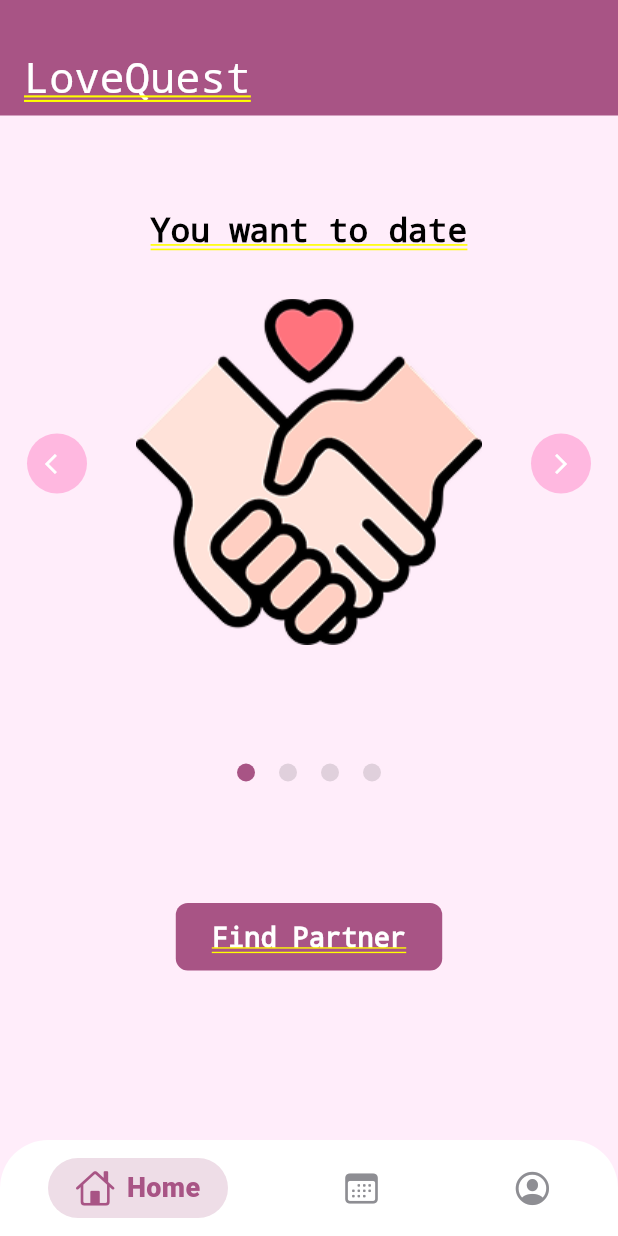
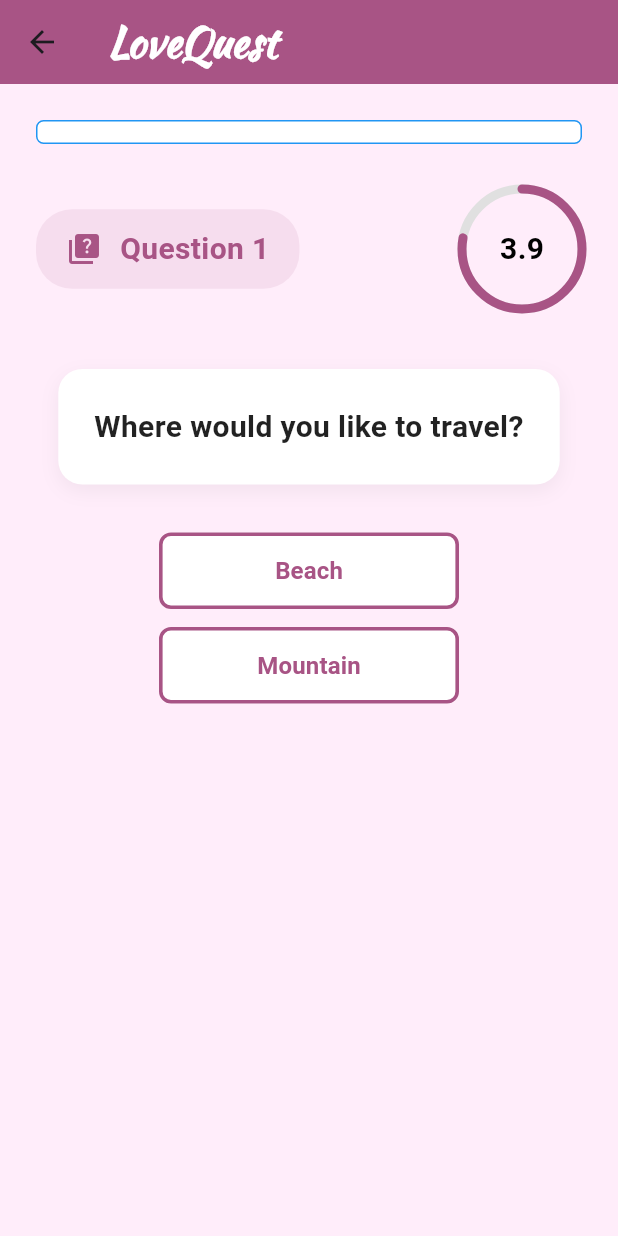
Before and after one commit to hungdungn47/LoveQuest, a Flutter app: the screen it shows after launch, after a tap on "Find Partner", on a phone screen of 412 x 824 dp. Run offline on Flutter 3.47's test engine with Material 3 defaults, Android fonts, the phone set to English and light mode, and no system bars; drawn by our look-alikes of persistent_bottom_nav_bar; our stand-ins replace circular_countdown_timer, dio, get, get_storage, logger, socket_io_client.

Commit message:
Lightning quiz game UI

```diff
--- a/lib/core/config/routes.dart
+++ b/lib/core/config/routes.dart
@@ -9,6 +9,8 @@ import 'package:love_quest/features/home/presentation/home.binding.dart';
 import 'package:love_quest/features/home/presentation/home.page.dart';
 import 'package:love_quest/features/profile/presentations/profile.binding.dart';
 import 'package:love_quest/features/profile/presentations/profile.page.dart';
+import 'package:love_quest/features/quiz_game/presentation/lightning_quiz.binding.dart';
+import 'package:love_quest/features/quiz_game/presentation/lightning_quiz.screen.dart';
 
 class AppRoutes {
   static const String signup = '/signup';
@@ -19,6 +21,7 @@ class AppRoutes {
   static const String interests = '/interests';
   static const String home = '/home';
   static const String profile = '/profile';
+  static const String quiz_game = '/quiz-game';
 
   static final routes = [
     GetPage(name: signup, page: () => SignupScreen()),
@@ -28,14 +31,18 @@ class AppRoutes {
     GetPage(name: gender, page: () => GenderScreen()),
     GetPage(name: interests, page: () => InterestsScreen()),
     GetPage(
-        name: home,
-        page: () => HomePage(),
-        binding: HomeBinding(),
+      name: home,
+      page: () => HomePage(),
+      binding: HomeBinding(),
     ),
     GetPage(
       name: profile,
       page: () => ProfilePage(),
       binding: ProfileBinding(),
     ),
+    GetPage(
+        name: quiz_game,
+        page: () => LightningQuizScreen(),
+        binding: LightningQuizBinding())
   ];
 }
--- a/lib/features/home/widgets/HomePage.dart
+++ b/lib/features/home/widgets/HomePage.dart
@@ -1,5 +1,6 @@
 import 'package:flutter/material.dart';
 import 'package:get/get.dart';
+import 'package:love_quest/core/config/routes.dart';
 import 'package:love_quest/features/home/presentation/home.controller.dart';
 import 'package:love_quest/features/home/widgets/PageViewItem.dart';
 
@@ -34,10 +35,20 @@ class HomePageView extends StatelessWidget {
                             controller.updateCurrentIndex(index);
                           },
                           children: [
-                            PageViewItem(title: "You want to date", imageUrl: "assets/images/date.png"),
-                            PageViewItem(title: "But you’re always awkward in conversations?", imageUrl: "assets/images/gotcha.png"),
-                            PageViewItem(title: "That's why we're here for you", imageUrl: "assets/images/user.png"),
-                            PageViewItem(title: "Let’s play games to find your soulmate!", imageUrl: "assets/images/game.png"),
+                            PageViewItem(
+                                title: "You want to date",
+                                imageUrl: "assets/images/date.png"),
+                            PageViewItem(
+                                title:
+                                    "But you’re always awkward in conversations?",
+                                imageUrl: "assets/images/gotcha.png"),
+                            PageViewItem(
+                                title: "That's why we're here for you",
+                                imageUrl: "assets/images/user.png"),
+                            PageViewItem(
+                                title:
+                                    "Let’s play games to find your soulmate!",
+                                imageUrl: "assets/images/game.png"),
                           ],
                         ),
                       ),
@@ -52,8 +63,7 @@ class HomePageView extends StatelessWidget {
                             alignment: Alignment.center,
                             decoration: BoxDecoration(
                                 color: AppColors.btnBg,
-                                borderRadius: BorderRadius.circular(24)
-                            ),
+                                borderRadius: BorderRadius.circular(24)),
                             child: FittedBox(
                               child: Icon(
                                 Icons.arrow_back_ios,
@@ -75,8 +85,7 @@ class HomePageView extends StatelessWidget {
                             alignment: Alignment.center,
                             decoration: BoxDecoration(
                                 color: AppColors.btnBg,
-                                borderRadius: BorderRadius.circular(24)
-                            ),
+                                borderRadius: BorderRadius.circular(24)),
                             child: FittedBox(
                               child: Icon(
                                 Icons.arrow_forward_ios,
@@ -93,7 +102,7 @@ class HomePageView extends StatelessWidget {
                     return Row(
                       mainAxisAlignment: MainAxisAlignment.center,
                       children: [
-                        for(int i = 0; i < 4; i++)
+                        for (int i = 0; i < 4; i++)
                           GestureDetector(
                             onTap: () {
                               controller.goToPageSmooth(i);
@@ -101,11 +110,12 @@ class HomePageView extends StatelessWidget {
                             child: Container(
                               height: 12,
                               width: 12,
-                              margin: EdgeInsets.only(right:8 , left: 8),
+                              margin: EdgeInsets.only(right: 8, left: 8),
                               decoration: BoxDecoration(
-                                  color: controller.currentIndex.value == i ? AppColors.primary : Colors.black12,
-                                  borderRadius: BorderRadius.circular(16)
-                              ),
+                                  color: controller.currentIndex.value == i
+                                      ? AppColors.primary
+                                      : Colors.black12,
+                                  borderRadius: BorderRadius.circular(16)),
                             ),
                           ),
                       ],
@@ -114,22 +124,23 @@ class HomePageView extends StatelessWidget {
                 ],
               ),
               GestureDetector(
-                onTap: () {},
+                onTap: () {
+                  Get.toNamed(AppRoutes.quiz_game);
+                },
                 child: Container(
                   padding: EdgeInsets.symmetric(vertical: 12, horizontal: 24),
                   decoration: BoxDecoration(
                       color: AppColors.primary,
-                      borderRadius: BorderRadius.circular(8)
-                  ),
+                      borderRadius: BorderRadius.circular(8)),
                   child: Text(
                     "Find Partner",
-                    style: Styles.mediumTextW800.copyWith(
-                        color: Colors.white
-                    ),
+                    style: Styles.mediumTextW800.copyWith(color: Colors.white),
                   ),
                 ),
               ),
-              SizedBox(height: 64,)
+              SizedBox(
+                height: 64,
+              )
             ],
           ),
         )
--- /dev/null
+++ b/lib/features/quiz_game/domain/entities/quiz.dart
@@ -0,0 +1,7 @@
+class QuizEntity {
+  String? question;
+  String? option1;
+  String? option2;
+
+  QuizEntity({this.question, this.option1, this.option2});
+}
--- /dev/null
+++ b/lib/features/quiz_game/presentation/lightning_quiz.binding.dart
@@ -0,0 +1,10 @@
+import 'package:get/get.dart';
+import 'package:love_quest/features/quiz_game/presentation/lightning_quiz.controller.dart';
+
+class LightningQuizBinding extends Bindings {
+  @override
+  void dependencies() {
+    // TODO: implement dependencies
+    Get.put(LightningQuizController());
+  }
+}
--- /dev/null
+++ b/lib/features/quiz_game/presentation/lightning_quiz.controller.dart
@@ -0,0 +1,117 @@
+import 'dart:async';
+
+import 'package:get/get.dart';
+import 'package:logger/logger.dart';
+import 'package:love_quest/features/quiz_game/domain/entities/quiz.dart';
+import 'package:circular_countdown_timer/circular_countdown_timer.dart';
+
+class LightningQuizController extends GetxController {
+  List<QuizEntity> quizList = [
+    QuizEntity(
+      question: "Where would you like to travel?",
+      option1: "Beach",
+      option2: "Mountain",
+    ),
+    QuizEntity(
+      question: "Which taste do you prefer?",
+      option1: "Sweet",
+      option2: "Salty",
+    ),
+    QuizEntity(
+      question: "Would you rather ...",
+      option1: "Watch movies",
+      option2: "Read books",
+    ),
+    QuizEntity(
+      question: "Would you rather explore ...",
+      option1: "A futuristic city",
+      option2: "An ancient ruin",
+    ),
+    QuizEntity(
+      question: "Would you like to wear ...",
+      option1: "Sneakers",
+      option2: "Sandals",
+    )
+  ];
+  var currentQuizIndex = 0.obs;
+  var remainingTime = 500.obs;
+  var selectedOption = RxnString();
+  var isCompleted = false.obs;
+  List<String> answers = [];
+  Timer? _timer;
+  final logger = Logger();
+  QuizEntity get getCurrentQuiz => currentQuizIndex.value == quizList.length
+      ? quizList[quizList.length - 1]
+      : quizList[currentQuizIndex.value];
+
+  double get progress => currentQuizIndex / quizList.length;
+  double get remainingTimeInSeconds => remainingTime.value / 100;
+
+  @override
+  void onInit() {
+    super.onInit();
+    // ever(currentQuizIndex, (_) {
+    //   if (currentQuizIndex.value < quizList.length) {
+    //     startTimer();
+    //   }
+    // });
+    startTimer();
+  }
+
+  void startTimer() {
+    _timer?.cancel();
+    remainingTime.value = 5 * 100;
+    selectedOption.value = null;
+
+    _timer = Timer.periodic(Duration(milliseconds: 10), (timer) {
+      if (remainingTime > 0) {
+        remainingTime.value--;
+      } else {
+        autoSubmit();
+      }
+    });
+  }
+
+  void autoSubmit() {
+    logger.i('Auto-submitting due to timeout');
+    // if (selectedOption.value == null) {
+    //   selectedOption.value = "Time's up!";
+    // }
+    moveToNextQuestion();
+  }
+
+  void submitQuiz(String answer) {
+    logger.i('Answer: $answer');
+    selectedOption.value = answer;
+    // Future.delayed(const Duration(milliseconds: 500), () {
+    //   moveToNextQuestion();
+    // });
+  }
+
+  void moveToNextQuestion() {
+    if (selectedOption.value != null) {
+      answers.add(selectedOption.value!);
+    } else {
+      answers.add("");
+    }
+    currentQuizIndex++;
+    if (currentQuizIndex.value < quizList.length) {
+      startTimer();
+    } else {
+      _timer?.cancel();
+      remainingTime.value = 0;
+      isCompleted.value = true;
+    }
+  }
+
+  void handleTimeUp() {
+    logger.i('Time up!');
+    autoSubmit();
+  }
+
+  @override
+  void onClose() {
+    _timer?.cancel();
+    super.onClose();
+  }
+}
--- /dev/null
+++ b/lib/features/quiz_game/presentation/lightning_quiz.screen.dart
@@ -0,0 +1,163 @@
+import 'package:flutter/material.dart';
+import 'package:flutter/widgets.dart';
+import 'package:get/get.dart';
+import 'package:love_quest/core/config/theme.dart';
+import 'package:love_quest/features/quiz_game/presentation/lightning_quiz.controller.dart';
+import 'package:love_quest/features/quiz_game/presentation/widgets/outlined_button.dart';
+import 'package:love_quest/features/quiz_game/presentation/widgets/progress_bar.dart';
+import 'package:love_quest/features/quiz_game/presentation/widgets/circular_timer.dart';
+import 'package:love_quest/features/quiz_game/presentation/widgets/completion_modal.dart';
+
+class LightningQuizScreen extends GetView<LightningQuizController> {
+  const LightningQuizScreen({super.key});
+
+  @override
+  Widget build(BuildContext context) {
+    return Scaffold(
+      appBar: AppBar(
+        title: Text(
+          'LoveQuest',
+          style: TextStyle(
+            fontSize: 28,
+            fontFamily: 'Kaushan',
+            fontWeight: FontWeight.bold,
+            color: Colors.white,
+          ),
+        ),
+        backgroundColor: AppColors.primary,
+        elevation: 0,
+      ),
+      body: Stack(
+        children: [
+          Container(
+            width: MediaQuery.of(context).size.width,
+            padding: const EdgeInsets.all(24),
+            child: Column(
+              children: [
+                // Progress section
+                Column(
+                  children: [
+                    Obx(
+                      () => CustomProgressBar(
+                        width: MediaQuery.of(context).size.width - 48,
+                        progress: controller.progress,
+                      ),
+                    ),
+                    const SizedBox(height: 30),
+                    Row(
+                      mainAxisAlignment: MainAxisAlignment.spaceBetween,
+                      children: [
+                        Container(
+                          padding: const EdgeInsets.symmetric(
+                              horizontal: 20, vertical: 12),
+                          decoration: BoxDecoration(
+                            color: AppColors.primary.withOpacity(0.1),
+                            borderRadius: BorderRadius.circular(24),
+                          ),
+                          child: Row(
+                            children: [
+                              Icon(Icons.quiz,
+                                  color: AppColors.primary, size: 24),
+                              const SizedBox(width: 12),
+                              Obx(
+                                () => Text(
+                                  'Question ${controller.currentQuizIndex.value + 1}',
+                                  style: TextStyle(
+                                    fontSize: 20,
+                                    fontWeight: FontWeight.w600,
+                                    color: AppColors.primary,
+                                  ),
+                                ),
+                              ),
+                            ],
+                          ),
+                        ),
+                        CircularTimer(controller: controller),
+                      ],
+                    )
+                  ],
+                ),
+                const SizedBox(height: 40),
+                // Quiz content section
+                Expanded(
+                  child: Column(
+                    mainAxisAlignment: MainAxisAlignment.start,
+                    crossAxisAlignment: CrossAxisAlignment.center,
+                    children: [
+                      Container(
+                        padding: const EdgeInsets.all(24),
+                        decoration: BoxDecoration(
+                          color: Colors.white,
+                          borderRadius: BorderRadius.circular(16),
+                          boxShadow: [
+                            BoxShadow(
+                              color: Colors.black.withOpacity(0.05),
+                              blurRadius: 10,
+                              offset: const Offset(0, 4),
+                            ),
+                          ],
+                        ),
+                        child: Obx(
+                          () => Text(
+                            controller.getCurrentQuiz.question!,
+                            style: const TextStyle(
+                              fontSize: 20,
+                              fontWeight: FontWeight.w600,
+                              color: Colors.black87,
+                            ),
+                            textAlign: TextAlign.center,
+                          ),
+                        ),
+                      ),
+                      const SizedBox(height: 32),
+                      Obx(
+                        () => CustomOutlinedButton(
+                          text: controller.getCurrentQuiz.option1!,
+                          isSelected: controller.selectedOption.value ==
+                              controller.getCurrentQuiz.option1,
+                          onPressed: () {
+                            controller
+                                .submitQuiz(controller.getCurrentQuiz.option1!);
+                          },
+                        ),
+                      ),
+                      const SizedBox(height: 12),
+                      Obx(
+                        () => CustomOutlinedButton(
+                          text: controller.getCurrentQuiz.option2!,
+                          isSelected: controller.selectedOption.value ==
+                              controller.getCurrentQuiz.option2,
+                          onPressed: () {
+                            controller
+                                .submitQuiz(controller.getCurrentQuiz.option2!);
+                          },
+                        ),
+                      ),
+                    ],
+                  ),
+                ),
+              ],
+            ),
+          ),
+          Obx(
+            () => controller.isCompleted.value
+                ? Container(
+                    color: Colors.black.withOpacity(0.5),
+                    child: Center(
+                      child: CompletionModal(
+                        questions: controller.quizList,
+                        answers: controller.answers,
+                        onProceed: () {
+                          // TODO: Navigate to next game
+                          Get.back();
+                        },
+                      ),
+                    ),
+                  )
+                : const SizedBox.shrink(),
+          ),
+        ],
+      ),
+    );
+  }
+}
--- /dev/null
+++ b/lib/features/quiz_game/presentation/widgets/circular_timer.dart
@@ -0,0 +1,41 @@
+import 'package:flutter/material.dart';
+import 'package:get/get.dart';
+import 'package:love_quest/core/config/theme.dart';
+import 'package:love_quest/features/quiz_game/presentation/lightning_quiz.controller.dart';
+
+class CircularTimer extends StatelessWidget {
+  final LightningQuizController controller;
+  const CircularTimer({super.key, required this.controller});
+
+  @override
+  Widget build(BuildContext context) {
+    return SizedBox(
+      width: 80,
+      height: 80,
+      child: Stack(
+        alignment: Alignment.center,
+        children: [
+          Obx(() => SizedBox(
+                width: 80,
+                height: 80,
+                child: CircularProgressIndicator(
+                  value: controller.remainingTimeInSeconds / 5,
+                  backgroundColor: Colors.grey[300],
+                  valueColor: AlwaysStoppedAnimation<Color>(AppColors.primary),
+                  strokeWidth: 6,
+                  strokeCap: StrokeCap.round,
+                ),
+              )),
+          Obx(() => Text(
+                '${controller.remainingTimeInSeconds}',
+                style: const TextStyle(
+                  fontSize: 20,
+                  fontWeight: FontWeight.bold,
+                  color: Colors.black,
+                ),
+              )),
+        ],
+      ),
+    );
+  }
+}
--- /dev/null
+++ b/lib/features/quiz_game/presentation/widgets/outlined_button.dart
@@ -0,0 +1,54 @@
+import 'package:flutter/material.dart';
+import 'package:love_quest/core/config/theme.dart';
+
+class CustomOutlinedButton extends StatelessWidget {
+  final String text;
+  final VoidCallback onPressed;
+  final bool isLoading;
+  final bool isSelected;
+
+  const CustomOutlinedButton({
+    Key? key,
+    required this.text,
+    required this.onPressed,
+    this.isLoading = false,
+    this.isSelected = false,
+  }) : super(key: key);
+
+  @override
+  Widget build(BuildContext context) {
+    return SizedBox(
+      width: 200, // Fixed width
+      child: OutlinedButton(
+        onPressed: isLoading ? null : onPressed,
+        style: OutlinedButton.styleFrom(
+          backgroundColor: isSelected ? AppColors.primary : Colors.white,
+          side: BorderSide(
+            color: isSelected ? AppColors.primary : AppColors.primary,
+            width: 2.4,
+          ),
+          shape: RoundedRectangleBorder(
+            borderRadius: BorderRadius.circular(8),
+          ),
+          padding: const EdgeInsets.symmetric(vertical: 14),
+        ),
+        child: isLoading
+            ? SizedBox(
+                height: 24,
+                width: 24,
+                child: CircularProgressIndicator(
+                  color: AppColors.primary,
+                  strokeWidth: 2,
+                ),
+              )
+            : Text(
+                text,
+                style: TextStyle(
+                  color: isSelected ? Colors.white : AppColors.primary,
+                  fontWeight: FontWeight.bold,
+                ),
+              ),
+      ),
+    );
+  }
+}
--- /dev/null
+++ b/lib/features/quiz_game/presentation/widgets/progress_bar.dart
@@ -0,0 +1,35 @@
+import 'package:flutter/material.dart';
+
+class CustomProgressBar extends StatelessWidget {
+  const CustomProgressBar({super.key, this.width, this.progress = 50});
+
+  final progress;
+  final width;
+
+  @override
+  Widget build(BuildContext context) {
+    return Stack(
+      children: [
+        Container(
+          height: 16,
+          width: width,
+          decoration: BoxDecoration(
+              color: Colors.white,
+              borderRadius: BorderRadius.circular(5),
+              border: Border.all(
+                width: 1,
+                color: Colors.blue,
+              )),
+        ),
+        Container(
+          height: 16,
+          width: width * progress, // Adjust width dynamically
+          decoration: BoxDecoration(
+            color: Colors.blue,
+            borderRadius: BorderRadius.circular(5),
+          ),
+        ),
+      ],
+    );
+  }
+}
--- a/pubspec.yaml
+++ b/pubspec.yaml
@@ -39,6 +39,7 @@ dependencies:
   get: ^4.7.2
   socket_io_client: ^3.0.2
   persistent_bottom_nav_bar: ^6.2.1
+  circular_countdown_timer: ^0.2.4
 
 dev_dependencies:
   flutter_test:
@@ -50,6 +51,7 @@ dev_dependencies:
   # package. See that file for information about deactivating specific lint
   # rules and activating additional ones.
   flutter_lints: ^5.0.0
+  logger: ^2.5.0
 
 # For information on the generic Dart part of this file, see the
 # following page: https://dart.dev/tools/pub/pubspec
```
Also changed, not shown: lib/features/quiz_game/presentation/widgets/completion_modal.dart (added, +119 -0 lines), pubspec.lock.
